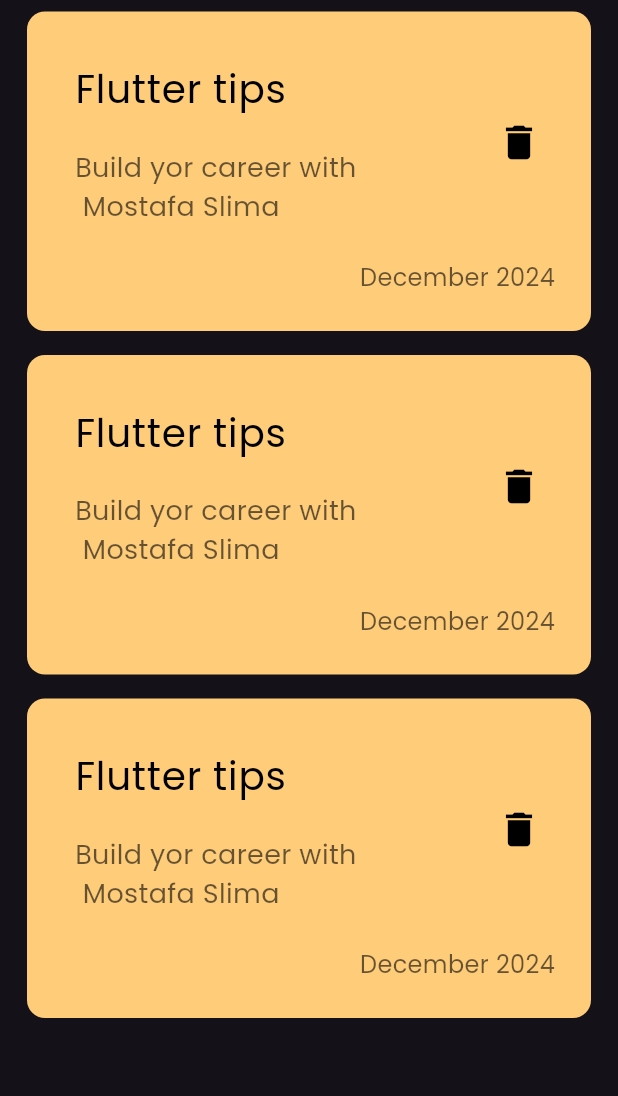
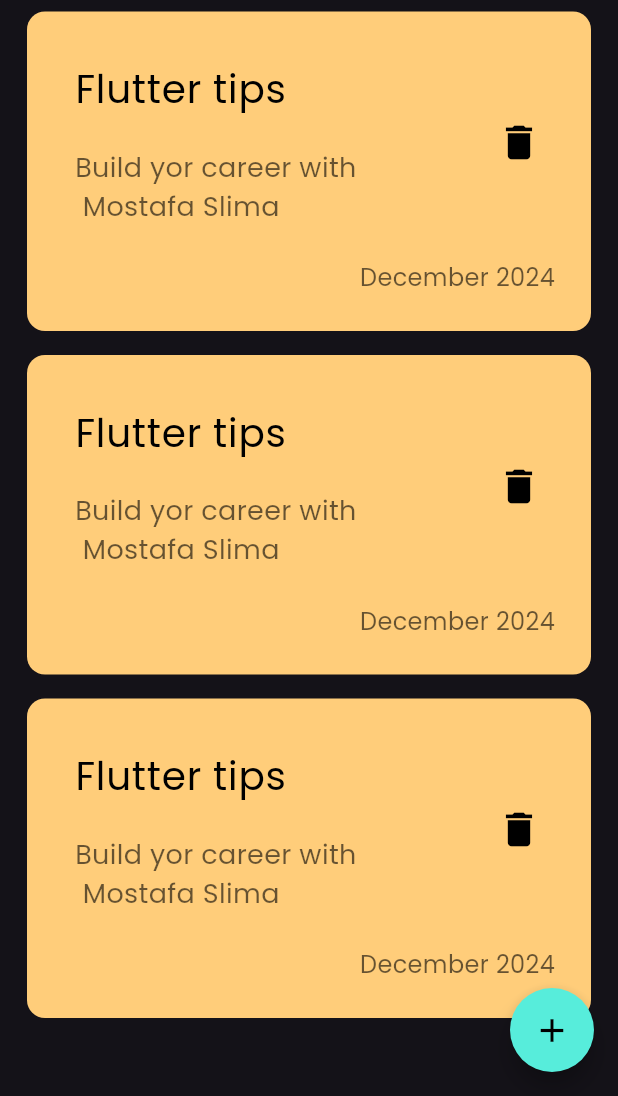
Before and after one commit to Mostafaslima66/Notes_App, a Flutter app: the screen it shows after launch, on a phone screen of 412 x 824 dp, the part 140-1236 px from its top. Run offline on Flutter 3.47's test engine with Material 3 defaults, Android fonts, the phone set to English and light mode, and no system bars.

Commit message:
add floatingactionbutton

```diff
--- a/lib/Views/Notes_view.dart
+++ b/lib/Views/Notes_view.dart
@@ -7,7 +7,19 @@ class NotesView extends StatelessWidget {
   @override
   Widget build(BuildContext context) {
     return Scaffold(
-      body: NotesviewBody(),
+      floatingActionButton: FloatingActionButton(
+        onPressed: () {},
+        backgroundColor:const Color(0xff57EDDB),
+        shape:const CircleBorder(),
+        child:const Center(
+          child: Icon(
+            Icons.add,
+            color: Colors.black,
+            size: 26,
+          ),
+        ),
+      ),
+      body: const NotesviewBody(),
     );
   }
 }
```
